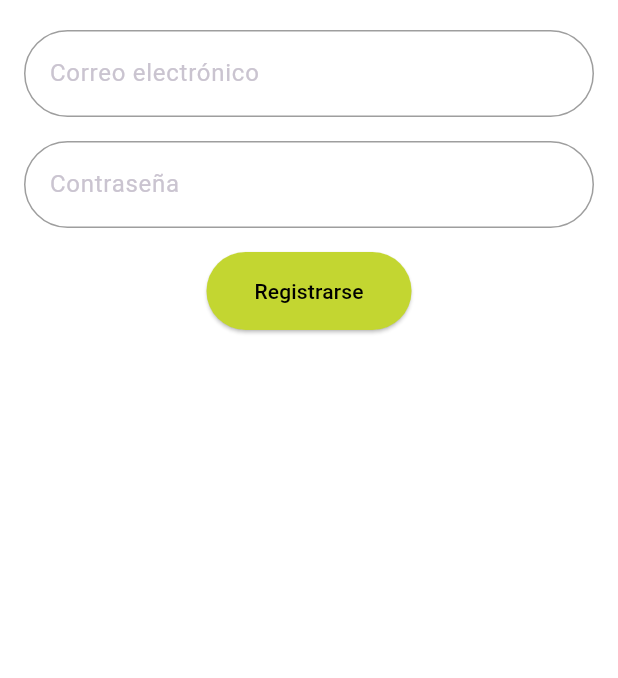
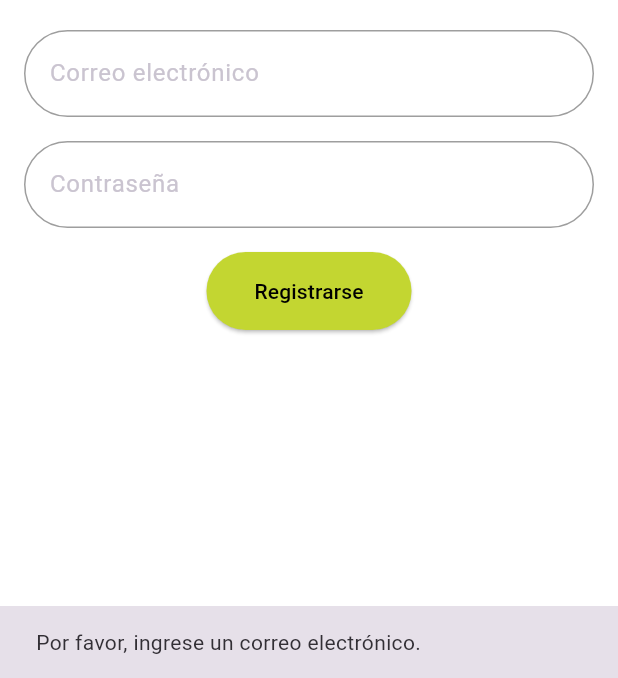
Before and after one commit to CarMurillo/objetosperdidos, a Flutter app: the Registrarse screen opened directly, after a tap on "Registrarse", on a phone screen of 412 x 824 dp, the part 558-1236 px from its top. Run offline on Flutter 3.47's test engine with Material 3 defaults, Android fonts, the phone set to English and light mode, and no system bars; our stand-ins replace cloud_firestore, firebase_auth, firebase_core, firebase_storage, image_picker; accounts and stored records are empty.

Commit message:
politicas seguridad

```diff
--- a/lib/page/PaginaPrincipal.dart
+++ b/lib/page/PaginaPrincipal.dart
@@ -258,7 +258,7 @@ class ContenedorPersonalizado extends StatelessWidget {
                 style: TextStyle(
                     fontWeight: FontWeight.bold,
                     color: Colors.black)), // Texto negro
-            Text('Edificio: $edificio',
+            Text('$edificio',
                 style: TextStyle(
                     fontWeight: FontWeight.bold,
                     color: Colors.black)), // Texto negro
--- a/lib/page/Registrarse.dart
+++ b/lib/page/Registrarse.dart
@@ -3,24 +3,37 @@ import 'package:firebase_auth/firebase_auth.dart';
 import 'package:aplicacion/page/IniciarSesion.dart';
 
 class Registrarse extends StatelessWidget {
-  final TextEditingController emailController =
-      TextEditingController(); // Controlador para el campo de correo
-  final TextEditingController passwordController =
-      TextEditingController(); // Controlador para el campo de contraseña
+  final TextEditingController emailController = TextEditingController();
+  final TextEditingController passwordController = TextEditingController();
+
+  // Método para mostrar mensajes emergentes (snackbar) con errores o información
+  void showMessage(BuildContext context, String message) {
+    final snackBar = SnackBar(content: Text(message));
+    ScaffoldMessenger.of(context).showSnackBar(snackBar);
+  }
+
+  // Método para validar la contraseña según las políticas definidas
+  bool isValidPassword(String password) {
+    if (password.length < 6) return false;
+    if (!RegExp(r'[A-Z]').hasMatch(password)) return false; // Mayúscula
+    if (!RegExp(r'[a-z]').hasMatch(password)) return false; // Minúscula
+    if (!RegExp(r'[0-9]').hasMatch(password)) return false; // Numérico
+    if (!RegExp(r'[.,!@#\$&*~]').hasMatch(password)) return false; // Especiales
+    return true;
+  }
 
   @override
   Widget build(BuildContext context) {
     return Scaffold(
-      backgroundColor: Colors.white, // Establecer fondo blanco
+      backgroundColor: Colors.white,
       appBar: AppBar(
-        title: Text('Registro'), // Título de la barra superior
-        backgroundColor: Color(0xFFC3D631), // Color de la AppBar
+        title: Text('Registro'),
+        backgroundColor: Color(0xFFC3D631),
       ),
       body: Padding(
         padding: EdgeInsets.all(16.0),
         child: SingleChildScrollView(
           child: Center(
-            // Centrar todo el contenido
             child: Column(
               mainAxisAlignment: MainAxisAlignment.center,
               children: [
@@ -29,83 +42,93 @@ class Registrarse extends StatelessWidget {
                   width: 300.0,
                   height: 300.0,
                 ),
-                SizedBox(height: 20), // Espacio en blanco
+                SizedBox(height: 20),
 
-                // Cuadro para el campo de entrada de correo electrónico
+                // Campo de entrada de correo electrónico
                 Container(
                   padding: EdgeInsets.symmetric(horizontal: 16.0),
                   decoration: BoxDecoration(
-                    border: Border.all(color: Colors.grey), // Borde del cuadro
-                    borderRadius:
-                        BorderRadius.circular(30), // Bordes redondeados
+                    border: Border.all(color: Colors.grey),
+                    borderRadius: BorderRadius.circular(30),
                   ),
                   child: TextField(
                     controller: emailController,
                     decoration: InputDecoration(
                       labelText: 'Correo electrónico',
-                      border: InputBorder.none, // Sin borde por defecto
+                      border: InputBorder.none,
                     ),
+                    keyboardType: TextInputType.emailAddress,
                   ),
                 ),
 
-                SizedBox(height: 16), // Espacio en blanco
+                SizedBox(height: 16),
 
-                // Cuadro para el campo de entrada de contraseña
+                // Campo de entrada de contraseña
                 Container(
                   padding: EdgeInsets.symmetric(horizontal: 16.0),
                   decoration: BoxDecoration(
-                    border: Border.all(color: Colors.grey), // Borde del cuadro
-                    borderRadius:
-                        BorderRadius.circular(30), // Bordes redondeados
+                    border: Border.all(color: Colors.grey),
+                    borderRadius: BorderRadius.circular(30),
                   ),
                   child: TextField(
                     controller: passwordController,
                     decoration: InputDecoration(
                       labelText: 'Contraseña',
-                      border: InputBorder.none, // Sin borde por defecto
+                      border: InputBorder.none,
                     ),
-                    obscureText:
-                        true, // Para ocultar el texto en el campo de contraseña
+                    obscureText: true,
                   ),
                 ),
 
-                SizedBox(height: 16), // Espacio en blanco
+                SizedBox(height: 16),
 
                 // Botón para registrar una nueva cuenta
                 ElevatedButton(
                   onPressed: () async {
+                    String email = emailController.text.trim();
+                    String password = passwordController.text.trim();
+
+                    // Validaciones básicas de email y contraseña
+                    if (email.isEmpty) {
+                      showMessage(context, 'Por favor, ingrese un correo electrónico.');
+                      return;
+                    }
+                    if (password.isEmpty) {
+                      showMessage(context, 'Por favor, ingrese una contraseña.');
+                      return;
+                    }
+                    if (!isValidPassword(password)) {
+                      showMessage(context,
+                          'La contraseña debe tener al menos 6 caracteres, incluir mayúsculas, minúsculas, números y caracteres especiales.');
+                      return;
+                    }
+
                     try {
-                      // Intenta registrar una nueva cuenta con Firebase
-                      await FirebaseAuth.instance
-                          .createUserWithEmailAndPassword(
-                        email: emailController.text,
-                        password: passwordController.text,
+                      // Intentar registrar una nueva cuenta con Firebase
+                      await FirebaseAuth.instance.createUserWithEmailAndPassword(
+                        email: email,
+                        password: password,
                       );
                       // Registro exitoso, navega a la página de inicio de sesión
                       Navigator.pushReplacement(
                         context,
-                        MaterialPageRoute(
-                            builder: (context) => IniciarSesion()),
+                        MaterialPageRoute(builder: (context) => IniciarSesion()),
                       );
                     } catch (e) {
                       // Error de registro, muestra un mensaje de error
-                      print(
-                          'Error de registro: $e'); // Imprime el error en la consola
+                      showMessage(context, 'Error de registro: ${e.toString()}');
                     }
                   },
                   style: ElevatedButton.styleFrom(
-                    backgroundColor: Color(
-                        0xFFC3D631), // Color de los botones con referencia #c3d631
+                    backgroundColor: Color(0xFFC3D631),
                     shape: RoundedRectangleBorder(
-                      borderRadius:
-                          BorderRadius.circular(30), // Bordes redondeados
+                      borderRadius: BorderRadius.circular(30),
                     ),
-                    padding:
-                        EdgeInsets.symmetric(vertical: 16.0, horizontal: 32.0),
+                    padding: EdgeInsets.symmetric(vertical: 16.0, horizontal: 32.0),
                   ),
                   child: Text(
-                    'Registrarse', // Texto del botón de registro
-                    style: TextStyle(color: Colors.black), // Texto en negro
+                    'Registrarse',
+                    style: TextStyle(color: Colors.black),
                   ),
                 ),
               ],
```
Also changed, not shown: pubspec.lock.
